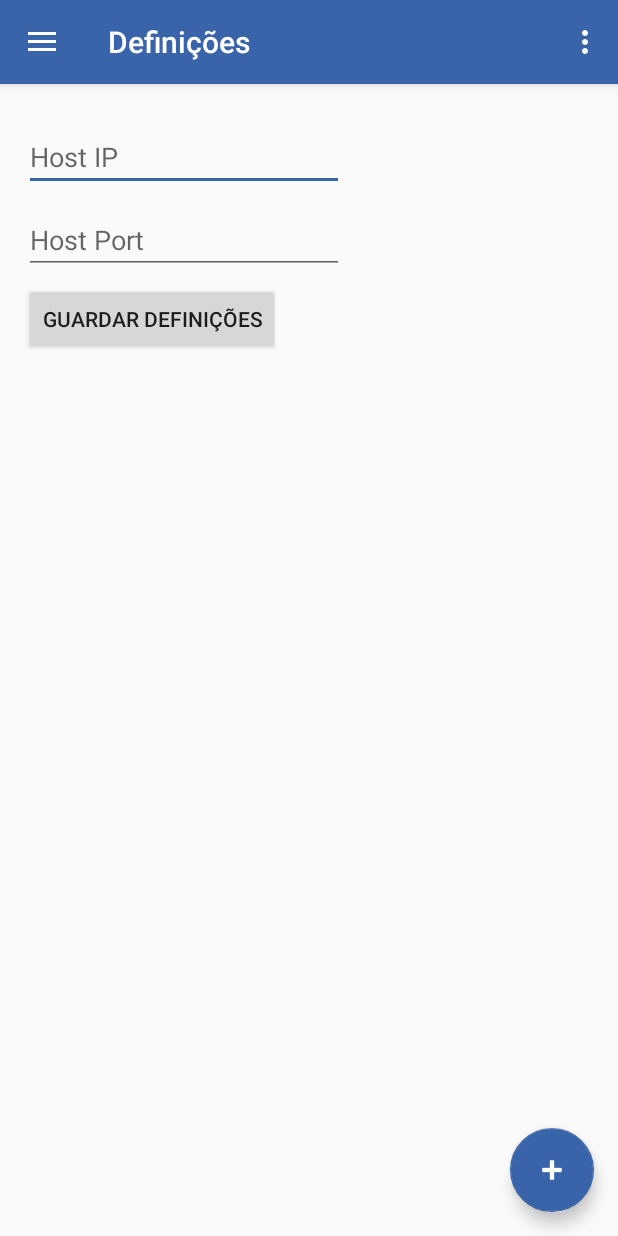
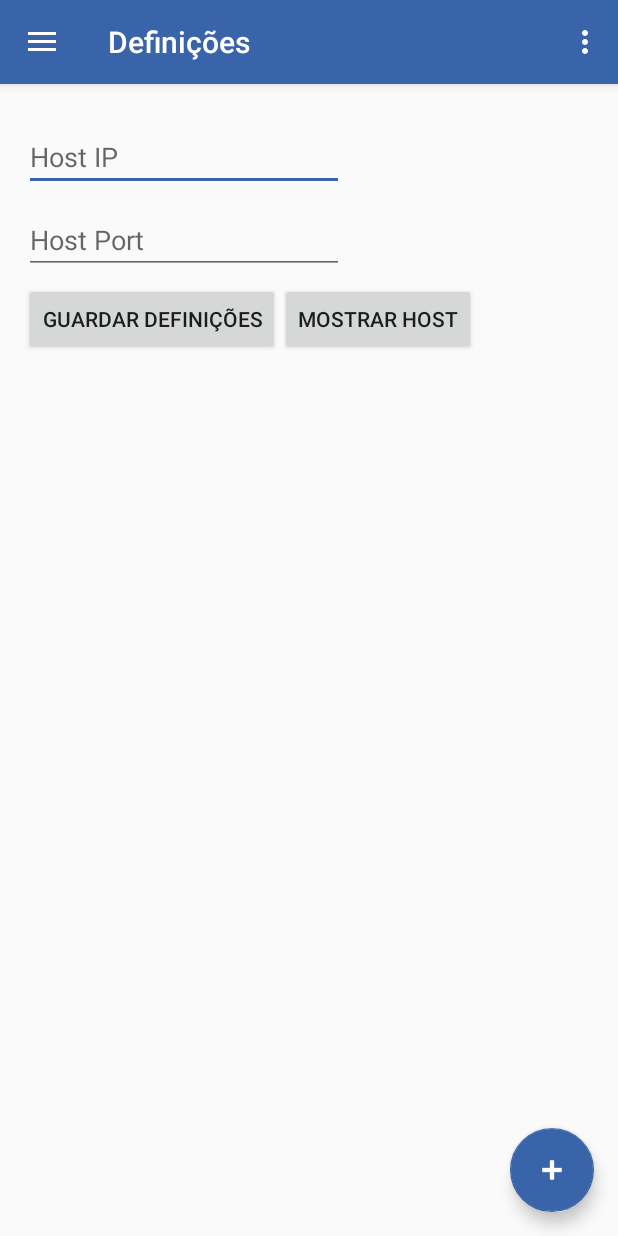
Before and after one commit to FsFilipe/MindProber, an Android app: the fragment Definicoes placed in its activity, after a tap on "GUARDAR DEFINIÇÕES", on a phone screen of 412 x 824 dp. Run offline under Robolectric (Android 15) with nearby library versions, the phone set to English and light mode, and no system bars; libraries missing offline, so code that uses them is left out: io.socket; 2 other taps on this screen came first.

Commit message:
Melhorado o fragmento das definições.

```diff
--- a/app/src/main/java/mindprobe/mindprobe/MainActivity.java
+++ b/app/src/main/java/mindprobe/mindprobe/MainActivity.java
@@ -19,6 +19,7 @@ import android.support.v7.app.AppCompatActivity;
 import android.support.v7.widget.Toolbar;
 import android.view.Menu;
 import android.view.MenuItem;
+import android.view.inputmethod.InputMethodManager;
 import android.widget.Button;
 import android.widget.Toast;
 
@@ -120,7 +121,6 @@ public class MainActivity extends AppCompatActivity
 
     public void button_start(View view) throws JSONException {
         Bluetooth ble = new Bluetooth(context,MainActivity.this);
-        writeLine(host);
     }
 
     public void button_save_settings(View view){
@@ -130,9 +130,17 @@ public class MainActivity extends AppCompatActivity
 
         String temp_host = Definicoes.user_host_ip.concat(":");
         temp_host = temp_host.concat(Definicoes.user_host_port);
+        host = "http://"+temp_host+"/";
 
-        host = temp_host;
-        writeLine(temp_host);
+        //Fechar o teclado
+        InputMethodManager imm = (InputMethodManager)getSystemService(Context.INPUT_METHOD_SERVICE);
+        imm.hideSoftInputFromWindow(Definicoes.mHostPort.getWindowToken(), 0);
+
+        writeLine("Definições guardadas");
+    }
+
+    public void button_show_host(View view){
+        writeLine(host);
     }
 
     @Override
--- a/app/src/main/res/layout/fragment_definicoes.xml
+++ b/app/src/main/res/layout/fragment_definicoes.xml
@@ -16,6 +16,7 @@
         <EditText
             android:layout_width="wrap_content"
             android:layout_height="wrap_content"
+            android:digits="0123456789."
             android:inputType="number"
             android:hint="Host IP"
             android:ems="10"
@@ -37,6 +38,11 @@
             android:layout_width="match_parent"
             android:layout_height="6dp" />
 
+        <LinearLayout
+            android:orientation="horizontal"
+            android:layout_width="match_parent"
+            android:layout_height="match_parent">
+
             <Button
                 android:layout_width="wrap_content"
                 android:layout_height="wrap_content"
@@ -44,5 +50,14 @@
                 android:onClick="button_save_settings"
                 android:id="@+id/button_settings" />
 
+            <Button
+                android:layout_width="wrap_content"
+                android:layout_height="wrap_content"
+                android:text="Mostrar Host"
+                android:onClick="button_show_host"
+                android:id="@+id/button_host"
+                android:layout_gravity="center_horizontal" />
+        </LinearLayout>
+
     </LinearLayout>
 </FrameLayout>
```
Also changed, not shown: app/src/main/AndroidManifest.xml (indentation only), 1 other file. Lines whose indentation alone changed are shown as unchanged.
